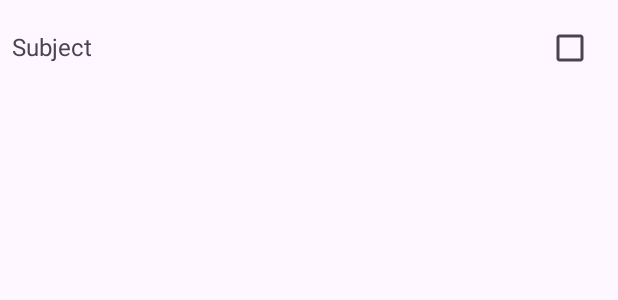
After one commit to LeeSanghyun1212/CapStone, an Android app: the layout test2_item.xml on its own in the app's theme, with its tools: preview values and no code run, on a phone screen of 412 x 824 dp. The commit adds this screen. Shown: the top 300 px of the screen. Run offline under Robolectric (Android 15) with nearby library versions, the phone set to English and light mode, and no system bars.

Commit message:
사용자가 수강한 과목을 선택하는 기능을 추가(아직 손봐야할 곳 많음)

```diff
--- a/app/src/main/AndroidManifest.xml
+++ b/app/src/main/AndroidManifest.xml
@@ -39,7 +39,7 @@
             </intent-filter>
         </activity>
         <activity android:name=".RegisterActivity" />
-
+        <activity android:name=".Test2"/>
         <activity
             android:name=".ChoiceActivity"
             android:exported="true">
--- a/app/src/main/java/com/example/test2/loginActivity.kt
+++ b/app/src/main/java/com/example/test2/loginActivity.kt
@@ -37,7 +37,7 @@ class loginActivity : AppCompatActivity() {
                         if (task.isSuccessful) {
                             // 로그인 성공
                             Toast.makeText(this, "로그인 성공", Toast.LENGTH_SHORT).show()
-                            val intent = Intent(this, ChoiceActivity::class.java)
+                            val intent = Intent(this, Test2::class.java)
                             startActivity(intent)
                             // 현재 액티비티를 종료합니다.
                             finish()
--- /dev/null
+++ b/app/src/main/res/layout/test2_item.xml
@@ -0,0 +1,30 @@
+<?xml version="1.0" encoding="utf-8"?>
+<androidx.constraintlayout.widget.ConstraintLayout xmlns:android="http://schemas.android.com/apk/res/android"
+    xmlns:app="http://schemas.android.com/apk/res-auto"
+    xmlns:tools="http://schemas.android.com/tools"
+    android:layout_width="match_parent"
+    android:layout_height="wrap_content">
+
+    <LinearLayout
+        android:layout_width="match_parent"
+        android:layout_height="wrap_content"
+        android:orientation="horizontal"
+        android:padding="8dp"
+        tools:ignore="MissingConstraints">
+
+        <TextView
+            android:id="@+id/TestText"
+            android:layout_width="0dp"
+            android:layout_height="wrap_content"
+            android:layout_weight="1"
+            android:text="Subject"
+            android:textSize="16sp" />
+
+        <CheckBox
+            android:id="@+id/TestCheck"
+            android:layout_width="wrap_content"
+            android:layout_height="wrap_content"
+            android:paddingStart="8dp"
+            android:paddingEnd="8dp" />
+    </LinearLayout>
+</androidx.constraintlayout.widget.ConstraintLayout>
```
Also changed, not shown: app/src/main/java/com/example/test2/ChoiceActivity.kt (+1 -7 lines), app/src/main/java/com/example/test2/CustomAdapter.kt (+5 -4 lines), app/src/main/java/com/example/test2/Test2.kt (added, +27 -0 lines), app/src/main/java/com/example/test2/TestAdapter.kt (added, +40 -0 lines), app/src/main/res/layout/test2.xml (added, +14 -0 lines).
